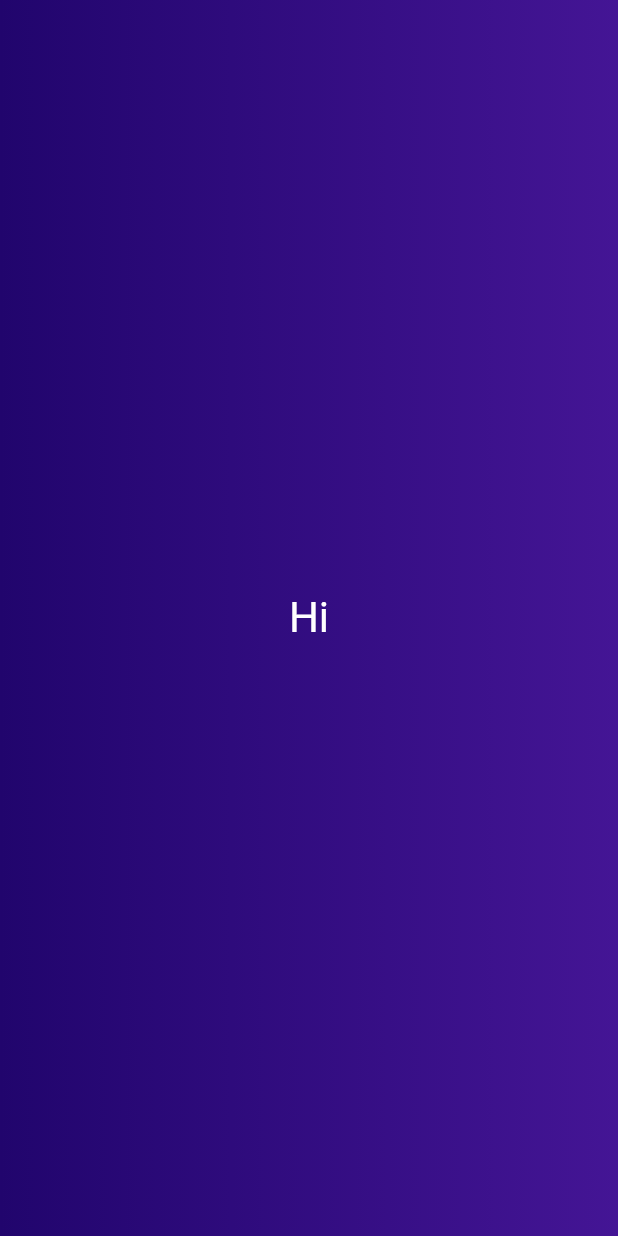
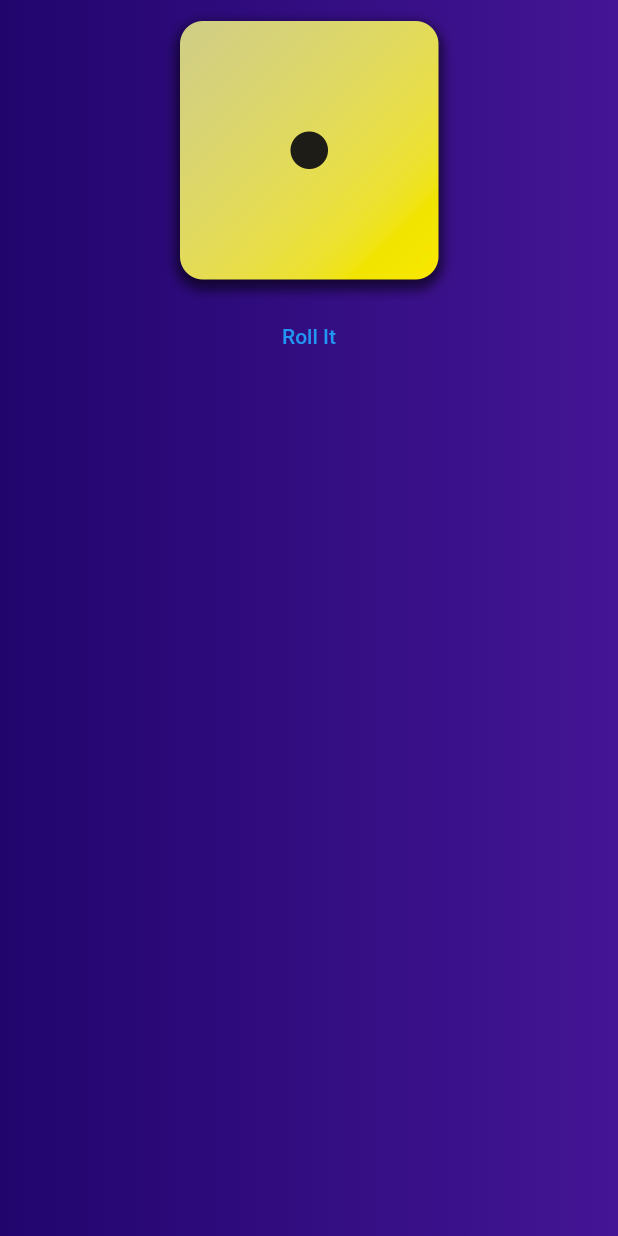
Before and after one commit to YOGESHnick/Dice_Flutter, a Flutter app: the screen it shows after launch, on a phone screen of 412 x 824 dp. Run offline on Flutter 3.47's test engine with Material 2 defaults, Android fonts, the phone set to English and light mode, and no system bars.

Commit message:
Adding dice images

```diff
--- a/lib/gradient_container.dart
+++ b/lib/gradient_container.dart
@@ -1,5 +1,5 @@
 import 'package:flutter/material.dart';
-import 'package:f_app_1/styled_text.dart';
+// import 'package:f_app_1/styled_text.dart';
 
 const  startAlignment=Alignment.topLeft;
 const endAlignment=Alignment.topRight;
@@ -8,9 +8,15 @@
 class GradientContainer extends StatelessWidget{
   // GradientContainer({key}):super(key:key); //the constructor needs a named argument 'key' , which is passed to super's key argument
   // alternative to previous line :      ---- named arguments are to be obtained inside '{}'
+
   const GradientContainer(this.color1, this.color2 ,{super.key});
   final Color color1;
   final Color color2;
+
+  void rollDice(){
+
+  }
+
   @override
   Widget build(context){
     return Container(
@@ -21,8 +27,14 @@
              end:endAlignment,
           ),
         ),
-        child: const Center(
-          child:StyledText('Hi')
+        child: Center(
+          child:Column(
+            children:[
+              Image.asset("assets/images/dice-1.png",
+              width: 200,
+              ),
+              TextButton(onPressed: rollDice, child: Text('Roll It')),
+          ],)
       ),
     );
   }
```
Also changed, not shown: pubspec.yaml (+8 -3 lines), assets/images/dice-1.png (added), assets/images/dice-2.png (added), assets/images/dice-3.png (added), assets/images/dice-4.png (added), assets/images/dice-5.png (added), assets/images/dice-6.png (added).
